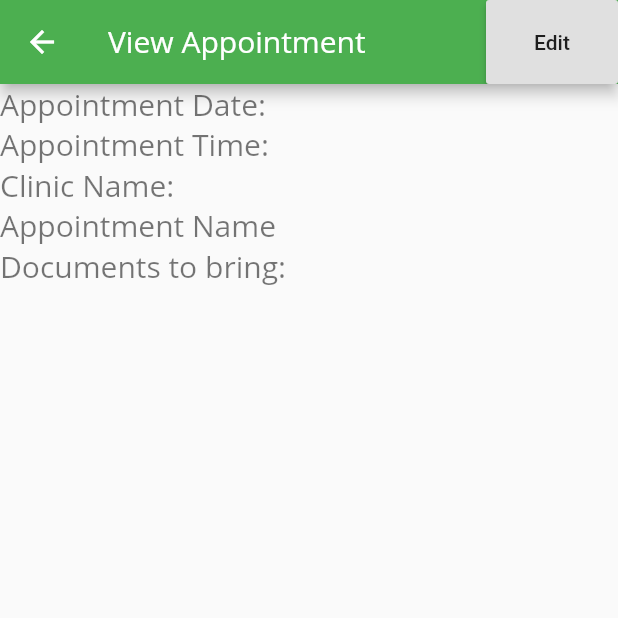
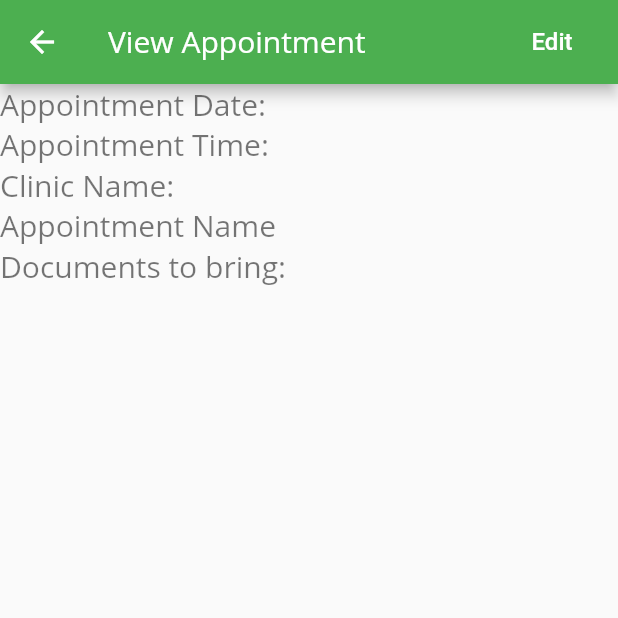
Before and after one commit to GPHofficial/my_medical_journal, a Flutter app: the ViewAppointment screen opened directly, on a phone screen of 412 x 824 dp, the top half of it. Run offline on Flutter 3.47's test engine with Material 2 defaults, Android fonts, the phone set to English and light mode, and no system bars; our stand-ins replace cloud_firestore, firebase_analytics, firebase_auth, flutter_local_notifications, font_awesome_flutter, google_maps_flutter and 1 more; missing offline and left inert: flutter_auth_buttons, mailer, reflectable; accounts and stored records are empty; network calls fail; statements that could not run were skipped.

Commit message:
More UI fixes

```diff
--- a/lib/pages/view_appointment.dart
+++ b/lib/pages/view_appointment.dart
@@ -46,8 +46,10 @@ class ViewAppointmentState extends State<ViewAppointment>{
               color: Colors.white, fontSize: 20, fontFamily: 'OpenSans'),
         ),
         actions: <Widget>[
-          RaisedButton(
-            child: const Text('Edit'),
+          FlatButton(
+            textColor: Colors.white,
+            child: const Text('Edit',style: TextStyle(fontSize: 16.0),),
+
             onPressed: () {
               Navigator.of(context).push(new MaterialPageRoute(
                   builder: (BuildContext context) => new AddAppointment(generatedId: appointment.getId())
--- a/lib/pages/view_medication.dart
+++ b/lib/pages/view_medication.dart
@@ -46,8 +46,9 @@ class ViewMedicationState extends State<ViewMedication>{
               color: Colors.white, fontSize: 20, fontFamily: 'OpenSans'),
         ),
         actions: <Widget>[
-          RaisedButton(
-                  child: const Text('Edit'),
+          FlatButton(
+                  textColor: Colors.white,
+                  child: const Text('Edit',style: TextStyle(fontSize: 16.0),),
                   onPressed: () {
                     Navigator.of(context).push(new MaterialPageRoute(
                       builder: (BuildContext context) => new AddMedication(generatedId: medication.getId())
```
Also changed, not shown: lib/pages/list_clinic.dart (+9 -6 lines), lib/pages/list_health_vitals.dart (+19 -1 lines).
